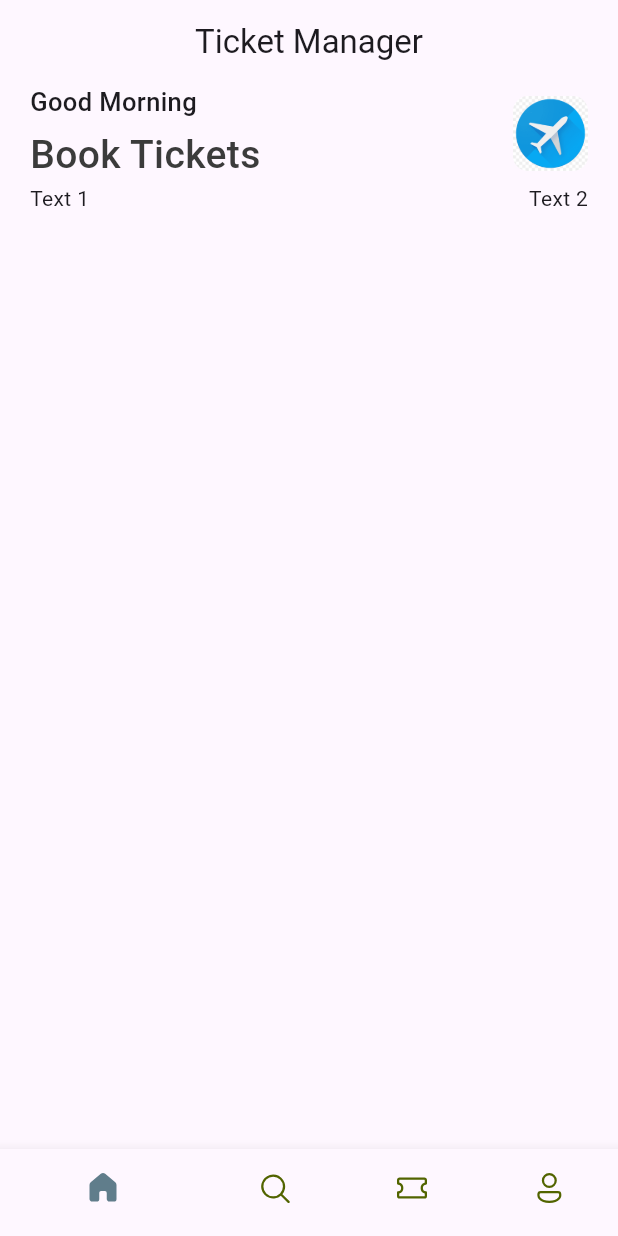
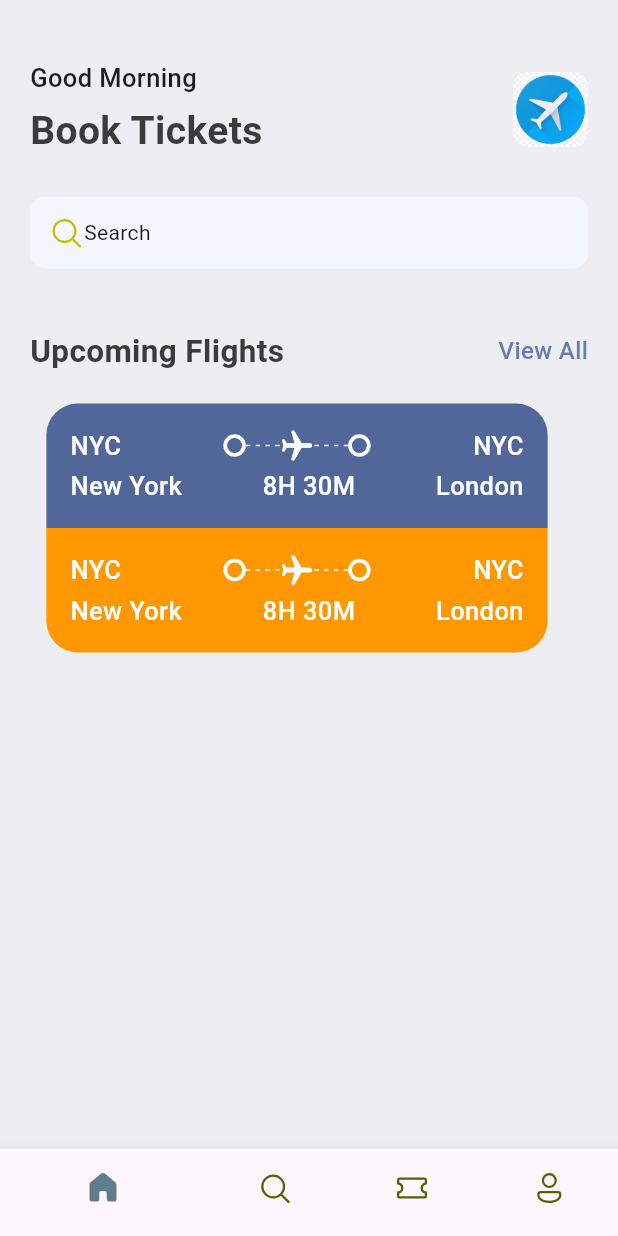
Before and after one commit to AK1239/Ticket-App, a Flutter app: the screen it shows after launch, on a phone screen of 412 x 824 dp. Run offline on Flutter 3.47's test engine with Material 3 defaults, Android fonts, the phone set to English and light mode, and no system bars; our stand-ins replace fluentui_icons.

Commit message:
created the departure section

```diff
--- a/lib/base/bottom_nav_bar.dart
+++ b/lib/base/bottom_nav_bar.dart
@@ -28,11 +28,6 @@ class _BottomNavBarState extends State<BottomNavBar> {
   @override
   Widget build(BuildContext context) {
     return Scaffold(
-      appBar: AppBar(
-        title: const Center(
-          child: Text("Ticket Manager"),
-        ),
-      ),
       body: appScreens[_selectedIndex],
       bottomNavigationBar: BottomNavigationBar(
         currentIndex: _selectedIndex,
--- /dev/null
+++ b/lib/base/res/media.dart
@@ -0,0 +1,4 @@
+class AppMedia {
+  static const _baseImage = "assets/images/";
+  static const logo = "${_baseImage}logo.png";
+}
--- a/lib/base/res/styles/app_styles.dart
+++ b/lib/base/res/styles/app_styles.dart
@@ -5,10 +5,24 @@ Color primary = const Color(0xFF687daf);
 class AppStyles {
   static Color primaryColor = primary;
   static Color textColor = const Color(0xFF3b3b3b);
+  static Color bgColor = const Color(0xFFeeedf2);
+  static Color ticketBlue = const Color(0xFF526799);
+
+  static TextStyle textStyle = TextStyle(
+    fontSize: 16,
+    color: textColor,
+    fontWeight: FontWeight.w500,
+  );
 
   static TextStyle headLineStyle1 = TextStyle(
     fontSize: 26,
-    fontWeight: FontWeight.w500,
+    fontWeight: FontWeight.bold,
+    color: textColor,
+  );
+
+  static TextStyle headLineStyle2 = TextStyle(
+    fontSize: 21,
+    fontWeight: FontWeight.bold,
     color: textColor,
   );
 
--- /dev/null
+++ b/lib/base/widgets/app_double_text.dart
@@ -0,0 +1,30 @@
+import 'package:flutter/material.dart';
+import 'package:ticket_app/base/res/styles/app_styles.dart';
+
+class AppDoubleText extends StatelessWidget {
+  const AppDoubleText(
+      {super.key, required this.bigText, required this.smallText});
+
+  final String bigText;
+  final String smallText;
+
+  @override
+  Widget build(BuildContext context) {
+    return Row(
+      mainAxisAlignment: MainAxisAlignment.spaceBetween,
+      children: [
+        Text(
+          bigText,
+          style: AppStyles.headLineStyle2,
+        ),
+        InkWell(
+          onTap: () {},
+          child: Text(smallText,
+              style: AppStyles.textStyle.copyWith(
+                color: AppStyles.primaryColor,
+              )),
+        )
+      ],
+    );
+  }
+}
--- /dev/null
+++ b/lib/base/widgets/app_layoutbuilder_widget.dart
@@ -0,0 +1,28 @@
+import 'package:flutter/material.dart';
+
+class AppLayoutbuilderWidget extends StatelessWidget {
+  final int randomDivider;
+
+  const AppLayoutbuilderWidget({super.key, required this.randomDivider});
+
+  @override
+  Widget build(BuildContext context) {
+    return LayoutBuilder(
+        builder: (BuildContext context, BoxConstraints constraints) {
+      return Flex(
+          mainAxisAlignment: MainAxisAlignment.spaceBetween,
+          direction: Axis.horizontal,
+          children: List.generate(
+              (constraints.constrainWidth() / randomDivider).floor(),
+              (index) => const SizedBox(
+                    width: 3,
+                    height: 1,
+                    child: DecoratedBox(
+                      decoration: BoxDecoration(
+                        color: Colors.white,
+                      ),
+                    ),
+                  )));
+    });
+  }
+}
--- /dev/null
+++ b/lib/base/widgets/big_dot.dart
@@ -0,0 +1,16 @@
+import 'package:flutter/material.dart';
+
+class BigDot extends StatelessWidget {
+  const BigDot({super.key});
+
+  @override
+  Widget build(BuildContext context) {
+    return Container(
+      padding: EdgeInsets.all(5),
+      decoration: BoxDecoration(
+        border: Border.all(width: 2.5, color: Colors.white),
+        borderRadius: BorderRadius.circular(20),
+      ),
+    );
+  }
+}
--- /dev/null
+++ b/lib/base/widgets/ticket_view.dart
@@ -0,0 +1,169 @@
+import 'package:flutter/material.dart';
+import 'package:ticket_app/base/res/styles/app_styles.dart';
+import 'package:ticket_app/base/widgets/app_layoutbuilder_widget.dart';
+import 'package:ticket_app/base/widgets/big_dot.dart';
+
+class TicketView extends StatelessWidget {
+  const TicketView({super.key});
+
+  @override
+  Widget build(BuildContext context) {
+    final size = MediaQuery.of(context).size;
+
+    return SizedBox(
+      width: size.width * 0.85,
+      height: 179,
+      child: Container(
+        margin: const EdgeInsets.only(right: 16),
+        child: Column(
+          children: [
+            Container(
+              padding: const EdgeInsets.all(16),
+              decoration: BoxDecoration(
+                color: AppStyles.ticketBlue,
+                borderRadius: const BorderRadius.only(
+                    topLeft: Radius.circular(21),
+                    topRight: Radius.circular(21)),
+              ),
+              child: Column(
+                children: [
+                  //show departure and destination with icons first line
+                  Row(
+                    children: [
+                      Text(
+                        "NYC",
+                        style: AppStyles.headLineStyle3
+                            .copyWith(color: Colors.white),
+                      ),
+                      Expanded(child: Container()),
+                      const BigDot(),
+                      Expanded(
+                          child: Stack(
+                        children: [
+                          const SizedBox(
+                            height: 24,
+                            child: AppLayoutbuilderWidget(
+                              randomDivider: 6,
+                            ),
+                          ),
+                          Center(
+                            child: Transform.rotate(
+                                angle: 1.57,
+                                child: const Icon(
+                                  Icons.local_airport_rounded,
+                                  color: Colors.white,
+                                )),
+                          ),
+                        ],
+                      )),
+                      const BigDot(),
+                      Expanded(child: Container()),
+                      Text("NYC",
+                          style: AppStyles.headLineStyle3
+                              .copyWith(color: Colors.white)),
+                    ],
+                  ),
+                  const SizedBox(
+                    height: 3,
+                  ),
+                  //Show departure and destination names with time
+                  Row(
+                    children: [
+                      Text(
+                        "New York",
+                        style: AppStyles.headLineStyle3
+                            .copyWith(color: Colors.white),
+                      ),
+                      Expanded(child: Container()),
+                      Text(
+                        "8H 30M",
+                        style: AppStyles.headLineStyle3
+                            .copyWith(color: Colors.white),
+                      ),
+                      Expanded(child: Container()),
+                      Text("London",
+                          style: AppStyles.headLineStyle3
+                              .copyWith(color: Colors.white)),
+                    ],
+                  ),
+                ],
+              ),
+            ),
+            Container(
+              padding: const EdgeInsets.all(16),
+              decoration: const BoxDecoration(
+                color: Colors.orange,
+                borderRadius: BorderRadius.only(
+                    bottomLeft: Radius.circular(21),
+                    bottomRight: Radius.circular(21)),
+              ),
+              child: Column(
+                children: [
+                  //show departure and destination with icons first line
+                  Row(
+                    children: [
+                      Text(
+                        "NYC",
+                        style: AppStyles.headLineStyle3
+                            .copyWith(color: Colors.white),
+                      ),
+                      Expanded(child: Container()),
+                      const BigDot(),
+                      Expanded(
+                          child: Stack(
+                        children: [
+                          const SizedBox(
+                            height: 24,
+                            child: AppLayoutbuilderWidget(
+                              randomDivider: 6,
+                            ),
+                          ),
+                          Center(
+                            child: Transform.rotate(
+                                angle: 1.57,
+                                child: const Icon(
+                                  Icons.local_airport_rounded,
+                                  color: Colors.white,
+                                )),
+                          ),
+                        ],
+                      )),
+                      const BigDot(),
+                      Expanded(child: Container()),
+                      Text("NYC",
+                          style: AppStyles.headLineStyle3
+                              .copyWith(color: Colors.white)),
+                    ],
+                  ),
+                  const SizedBox(
+                    height: 3,
+                  ),
+                  //Show departure and destination names with time
+                  Row(
+                    children: [
+                      Text(
+                        "New York",
+                        style: AppStyles.headLineStyle3
+                            .copyWith(color: Colors.white),
+                      ),
+                      Expanded(child: Container()),
+                      Text(
+                        "8H 30M",
+                        style: AppStyles.headLineStyle3
+                            .copyWith(color: Colors.white),
+                      ),
+                      Expanded(child: Container()),
+                      Text("London",
+                          style: AppStyles.headLineStyle3
+                              .copyWith(color: Colors.white)),
+                    ],
+                  ),
+                ],
+              ),
+            ),
+          ],
+        ),
+      ),
+    );
+  }
+}
--- a/lib/main.dart
+++ b/lib/main.dart
@@ -10,6 +10,7 @@ class MyApp extends StatelessWidget {
 
   @override
   Widget build(BuildContext context) {
-    return const MaterialApp(home: BottomNavBar());
+    return const MaterialApp(
+        debugShowCheckedModeBanner: false, home: BottomNavBar());
   }
 }
--- a/lib/screens/home_screen.dart
+++ b/lib/screens/home_screen.dart
@@ -1,5 +1,9 @@
+import 'package:fluentui_icons/fluentui_icons.dart';
 import 'package:flutter/material.dart';
+import 'package:ticket_app/base/res/media.dart';
 import 'package:ticket_app/base/res/styles/app_styles.dart';
+import 'package:ticket_app/base/widgets/app_double_text.dart';
+import 'package:ticket_app/base/widgets/ticket_view.dart';
 
 class HomeScreen extends StatelessWidget {
   const HomeScreen({super.key});
@@ -7,8 +11,12 @@ class HomeScreen extends StatelessWidget {
   @override
   Widget build(BuildContext context) {
     return Scaffold(
+        backgroundColor: AppStyles.bgColor,
         body: ListView(
           children: [
+            const SizedBox(
+              height: 40,
+            ),
             Container(
               padding: const EdgeInsets.symmetric(horizontal: 20),
               child: Column(
@@ -38,20 +46,42 @@ class HomeScreen extends StatelessWidget {
                         decoration: BoxDecoration(
                             borderRadius: BorderRadius.circular(10),
                             image: const DecorationImage(
-                            image: AssetImage("assets/images/logo.png"))),
+                                image: AssetImage(AppMedia.logo))),
                       )
                     ],
                   ),
-              const Row(
-                mainAxisAlignment: MainAxisAlignment.spaceBetween,
+                  const SizedBox(
+                    height: 25,
+                  ),
+                  Container(
+                    padding: const EdgeInsets.symmetric(
+                        horizontal: 12, vertical: 12),
+                    decoration: BoxDecoration(
+                      borderRadius: BorderRadius.circular(10),
+                      color: const Color(0xFFF4F6FD),
+                    ),
+                    child: const Row(
                       children: [
-                  Text('Text 1'),
-                  Text('Text 2'),
-                ],
-              )
+                        Icon(FluentSystemIcons.ic_fluent_search_regular,
+                            color: Color(0xFFBFC205)),
+                        Text('Search'),
                       ],
                     ),
-        )
+                  ),
+                  const SizedBox(
+                    height: 40,
+                  ),
+                  const AppDoubleText(
+                    bigText: 'Upcoming Flights',
+                    smallText: 'View All',
+                  ),
+                  const SizedBox(
+                    height: 20,
+                  ),
+                  const TicketView(),
+                ],
+              ),
+            ),
           ],
         ));
   }
```
Lines whose indentation alone changed are shown as unchanged.
